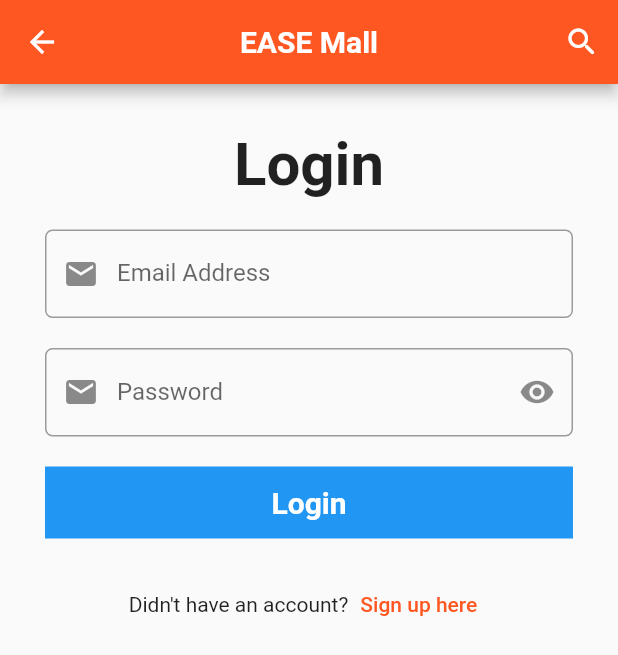
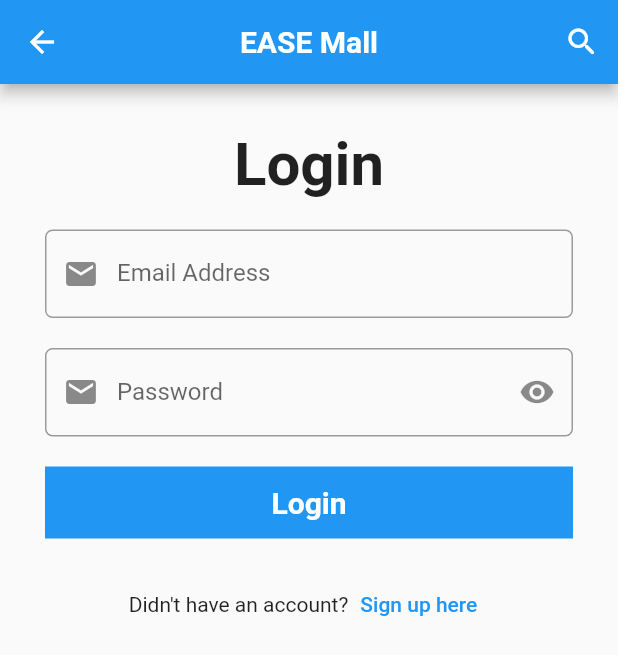
Before and after one commit to LoayAlashraf/Grad-2022, a Flutter app: the screen it shows after launch, after a tap on "MEMBER", on a phone screen of 412 x 824 dp. Shown: the top 655 px of the screen. Run offline on Flutter 3.47's test engine with Material 2 defaults, Android fonts, the phone set to English and light mode, and no system bars; our stand-ins replace bloc, cached_network_image, conditional_builder_rec, dio, flutter_bloc, flutter_credit_card and 4 more; missing offline and left inert: latlng, map, map_picker; accounts and stored records are empty; network calls fail; key blocks and very long unbroken strings in the code were emptied for the run.

Commit message:
grad
add user id

```diff
--- a/GRAD_2022/lib/Network/remote/dio_helper.dart
+++ b/GRAD_2022/lib/Network/remote/dio_helper.dart
@@ -86,6 +86,8 @@ class DioHelper {
       "password": loginModel.password
     }).then((value) {
       loginResponse = LoginResponse.fromJson(value.data);
+      loginuserId = loginResponse!.id;
+      print('login done -- user id = ${loginuserId}');
     }).catchError((error) {
       print(error.toString());
     });
--- a/GRAD_2022/lib/Network/remote/dioo_helper.dart
+++ b/GRAD_2022/lib/Network/remote/dioo_helper.dart
@@ -98,7 +98,7 @@ class DioHelperr
         url: FindAddresseUserId,
     query:
     {
-      "UserId":2
+      "UserId":loginuserId
     }
     ).then((value)
     {
@@ -122,7 +122,7 @@ class DioHelperr
       detailsimage = productdetailsmodel!.image.toString();
       //print(detailsimage.toString());
        detailsname=productdetailsmodel!.name.toString();
-      detailscost=productdetailsmodel!.cost;
+      detailscost=productdetailsmodel!.cost?.toInt();
       detailsdescription=productdetailsmodel!.description.toString();
       detailsdiscount=productdetailsmodel!.discount;
       detailscount=productdetailsmodel!.count;
--- a/GRAD_2022/lib/inside/models/loginResponse.dart
+++ b/GRAD_2022/lib/inside/models/loginResponse.dart
@@ -12,18 +12,22 @@ class LoginResponse {
   LoginResponse({
     this.email,
     this.password,
+    this.id
   });
 
   String? email;
   String ?password;
+  int? id;
 
   factory LoginResponse.fromJson(Map<String, dynamic> json) => LoginResponse(
     email: json["email"],
     password: json["password"],
+    id: json["id"],
   );
 
   Map<String, dynamic> toJson() => {
     "email": email,
     "password": password,
+    "id": id,
   };
 }
--- a/GRAD_2022/lib/inside/modules/login_page/login_page.dart
+++ b/GRAD_2022/lib/inside/modules/login_page/login_page.dart
@@ -24,6 +24,7 @@ class _LoginScreenState extends State<LoginScreen> {
   Widget build(BuildContext context) {
     return Scaffold(
       appBar: AppBar(
+        backgroundColor: Colors.blue,
         centerTitle: true,
         title: Text(
           'EASE Mall',
@@ -169,7 +170,7 @@ class _LoginScreenState extends State<LoginScreen> {
                                 builder: (context) => RegistrationPage(),
                               ));
                         },
-                        child: Text('Sign up here'))
+                        child: Text('Sign up here' ,style: TextStyle(color: Colors.blue),))
                   ],
                 )
               ],
--- a/GRAD_2022/lib/inside/modules/registration_page/registration_page.dart
+++ b/GRAD_2022/lib/inside/modules/registration_page/registration_page.dart
@@ -23,6 +23,7 @@ class _LoginScreen3State extends State<RegistrationPage> {
   Widget build(BuildContext context) {
     return Scaffold(
       appBar: AppBar(
+        backgroundColor: Colors.blue,
         centerTitle: true,
         title: Text(
           'EASE Mall',
--- a/GRAD_2022/lib/main.dart
+++ b/GRAD_2022/lib/main.dart
@@ -13,7 +13,7 @@ void main() {
   WidgetsFlutterBinding.ensureInitialized();
   Bloc.observer = MyBlocObserver();
   DioHelperr.init();
-  DioHelperr.GetAddress();
+  // DioHelperr.GetAddress();
   DioHelper.init();
   runApp(const MyApp());
   HttpOverrides.global = MyHttpOverrides();}
--- a/GRAD_2022/lib/online/layout/cubit/cubit.dart
+++ b/GRAD_2022/lib/online/layout/cubit/cubit.dart
@@ -161,7 +161,7 @@ class ShopCubit extends Cubit<ShopState>
     DioHelperr.getData(
       url: findfavbyuserid,
         query: {
-        "UserId":2
+        "UserId":loginuserId
         }).then((value)
     {
       for(int i=0;i<value!.data.length;i++){
@@ -190,14 +190,14 @@ class ShopCubit extends Cubit<ShopState>
     DioHelperr.getData(
         url: FindCartByUserID,
         query: {
-          "UserId":2
+          "UserId":loginuserId
         }).then((value)
     {
       CartModelByUserIdList.clear();
       for(int i=0;i<value!.data.length;i++){
         cartModel =CartModel.fromJson(value.data[i]);
         CartModelByUserIdList.add(cartModel!);
-        user_total+=int.parse(cartModel!.productCost.toString())-(int.parse(cartModel!.productCost!.toString())*(int.parse(cartModel!.productDiscount.toString())/100));
+        user_total+=double.parse(cartModel!.productCost.toString())-(double.parse(cartModel!.productCost!.toString())*(double.parse(cartModel!.productDiscount.toString())/100));
         //printFullText(favModelByUserId!.productName.toString());
         //printFullText(favModelByUserId0!.productId.toString());
       }
--- a/GRAD_2022/lib/online/models/productdetailsmodel.dart
+++ b/GRAD_2022/lib/online/models/productdetailsmodel.dart
@@ -28,7 +28,7 @@ class Productdetailsmodel {
 
   int? id;
   String? name;
-  int? cost;
+  double? cost;
   int? discount;
   String? image;
   String? rfidCode;
--- a/GRAD_2022/lib/online/modules/Add_Address_Screen/Add_Address_Screen.dart
+++ b/GRAD_2022/lib/online/modules/Add_Address_Screen/Add_Address_Screen.dart
@@ -3,6 +3,7 @@ import 'package:flutter/material.dart';
 
 import '../../../Network/end_point.dart';
 import '../../../Network/remote/dioo_helper.dart';
+import '../../../shared/variables.dart';
 import '../Address_Screen/Address_Screen.dart';
 
 class AddAddressScreen extends StatelessWidget
@@ -208,7 +209,7 @@ class AddAddressScreen extends StatelessWidget
                         url: AddressAdd,
                         data:
                         {
-                          "userId": 2,
+                          "userId": loginuserId,
                           "location": '${latitude} ${longitude}',
                           "myAddress": '${address}',
                           "label": LabelController.text.toString(),
--- a/GRAD_2022/lib/online/modules/CategoryProductScreen/CategoryProductsScreen.dart
+++ b/GRAD_2022/lib/online/modules/CategoryProductScreen/CategoryProductsScreen.dart
@@ -138,7 +138,7 @@ class _CategoryProductsScreenState extends State<CategoryProductsScreen> {
                                     });
                                     if (ProductCategoryList[index]!.inFav == true){
                                       ShopCubit.get(context).changeFav(
-                                        userId=2,
+                                        userId=loginuserId,
                                         productId=ProductCategoryList[index].id,
                                         productName=ProductCategoryList[index].name.toString(),
                                         productImage=ProductCategoryList[index].image.toString(),
@@ -154,7 +154,7 @@ class _CategoryProductsScreenState extends State<CategoryProductsScreen> {
                                           ,query:
                                           {
                                             "Id": ProductList[index].id,
-                                            "UserId" : 2
+                                            "UserId" : loginuserId
                                           }
                                       ).then((value) {
                                         print('remove done');
--- a/GRAD_2022/lib/online/modules/LayoutScreens/FavScreen.dart
+++ b/GRAD_2022/lib/online/modules/LayoutScreens/FavScreen.dart
@@ -157,7 +157,7 @@ class _FavScreenState extends State<FavScreen> {
                                               children: [
                                                 Text('Price ='),
                                                 Text(
-                                                    '${(int.parse(FavModelByUserIdList[index]!.productCost)-((int.parse(FavModelByUserIdList[index]!.productDiscount)/100)*int.parse(FavModelByUserIdList[index]!.productDiscount))).toStringAsFixed(2)}',
+                                                    '${(double.parse(FavModelByUserIdList[index]!.productCost)-((double.parse(FavModelByUserIdList[index]!.productDiscount)/100)*double.parse(FavModelByUserIdList[index]!.productDiscount))).toStringAsFixed(2)}',
                                                 style: TextStyle(color: Colors.blue),
                                                 ),
                                                 Text(
@@ -218,7 +218,7 @@ class _FavScreenState extends State<FavScreen> {
                                           query:
                                           {
                                             "id": FavModelByUserIdList[index].productId,
-                                            "UserId" : 2
+                                            "UserId" : loginuserId
 
                                           },
                                         );
@@ -230,7 +230,7 @@ class _FavScreenState extends State<FavScreen> {
                                       onTap: ()
                                       {
                                         DioHelperr.addToCart(
-                                            userId=2,
+                                            userId=loginuserId,
                                             productId=FavModelByUserIdList[index].productId,
                                             productName=FavModelByUserIdList[index].productName,
                                             productImage=FavModelByUserIdList[index].productImage,
--- a/GRAD_2022/lib/online/modules/LayoutScreens/MyCart.dart
+++ b/GRAD_2022/lib/online/modules/LayoutScreens/MyCart.dart
@@ -145,7 +145,7 @@ class _MyCartScreenState extends State<MyCartScreen> {
                                                         textBaseline: TextBaseline.alphabetic,
                                                         children: [
                                                           Text('Price ='),
-                                                          Text('${(int.parse(CartModelByUserIdList[index].productCost.toString())-((int.parse(CartModelByUserIdList[index].productDiscount.toString())/100)*int.parse(CartModelByUserIdList[index].productDiscount.toString()))).toStringAsFixed(2)}',
+                                                          Text('${(double.parse(CartModelByUserIdList[index].productCost.toString())-((double.parse(CartModelByUserIdList[index].productDiscount.toString())/100)*double.parse(CartModelByUserIdList[index].productDiscount.toString()))).toStringAsFixed(2)}',
                                                             style: TextStyle(color: Colors.blue,),),
                                                           Text(
                                                             'EGP',
--- a/GRAD_2022/lib/shared/variables.dart
+++ b/GRAD_2022/lib/shared/variables.dart
@@ -34,7 +34,7 @@ Productdetailsmodel? productdetailsmodel;
 
 FavModel? favModel;
 
-int? userId,productId;
+int? userId,productId,loginuserId;
 
 String? productImage,productDiscount,productCost,producCount,productName;
 
```
Also changed, not shown: GRAD_2022/lib/online/modules/LayoutScreens/ProductsScreen.dart (+5 -3 lines), GRAD_2022/lib/online/modules/LayoutScreens/SettingsScreen.dart (+7 -1 lines).
